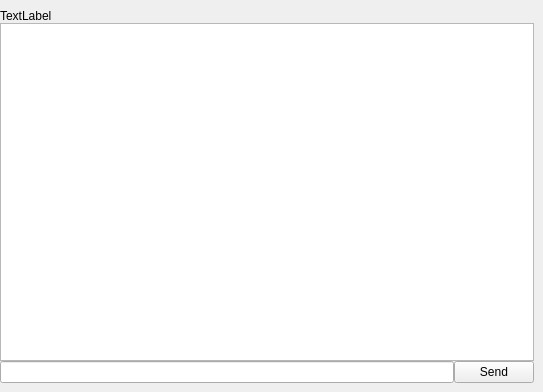
Above: Widget_Client/Chat.ui from MrVolot/WidgetClient before the change. Below: the same form after it.
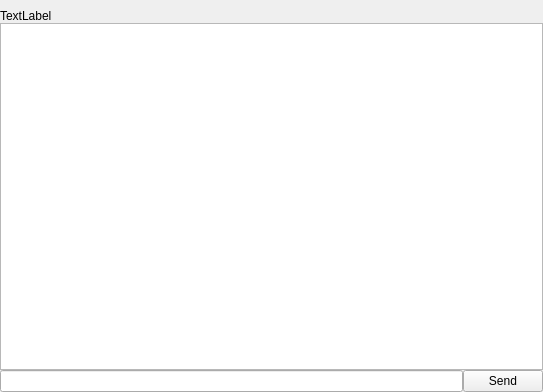
That is the form after the change.

```diff
--- a/Widget_Client/Chat.ui
+++ b/Widget_Client/Chat.ui
@@ -36,10 +36,10 @@
     <number>9</number>
    </property>
    <property name="rightMargin">
-    <number>9</number>
+    <number>0</number>
    </property>
    <property name="bottomMargin">
-    <number>9</number>
+    <number>0</number>
    </property>
    <item>
     <layout class="QVBoxLayout" name="verticalLayout_2">
@@ -69,7 +69,35 @@
       </widget>
      </item>
      <item>
-      <widget class="QListWidget" name="messageList"/>
+      <widget class="QListWidget" name="messageList">
+       <property name="lineWidth">
+        <number>0</number>
+       </property>
+       <property name="horizontalScrollBarPolicy">
+        <enum>Qt::ScrollBarAlwaysOff</enum>
+       </property>
+       <property name="sizeAdjustPolicy">
+        <enum>QAbstractScrollArea::AdjustToContents</enum>
+       </property>
+       <property name="autoScroll">
+        <bool>true</bool>
+       </property>
+       <property name="verticalScrollMode">
+        <enum>QAbstractItemView::ScrollPerPixel</enum>
+       </property>
+       <property name="isWrapping" stdset="0">
+        <bool>false</bool>
+       </property>
+       <property name="resizeMode">
+        <enum>QListView::Adjust</enum>
+       </property>
+       <property name="uniformItemSizes">
+        <bool>false</bool>
+       </property>
+       <property name="wordWrap">
+        <bool>false</bool>
+       </property>
+      </widget>
      </item>
      <item>
       <layout class="QHBoxLayout" name="horizontalLayout">
```
Left out of the diff: 12 changed lines with no effect on the pictures.
